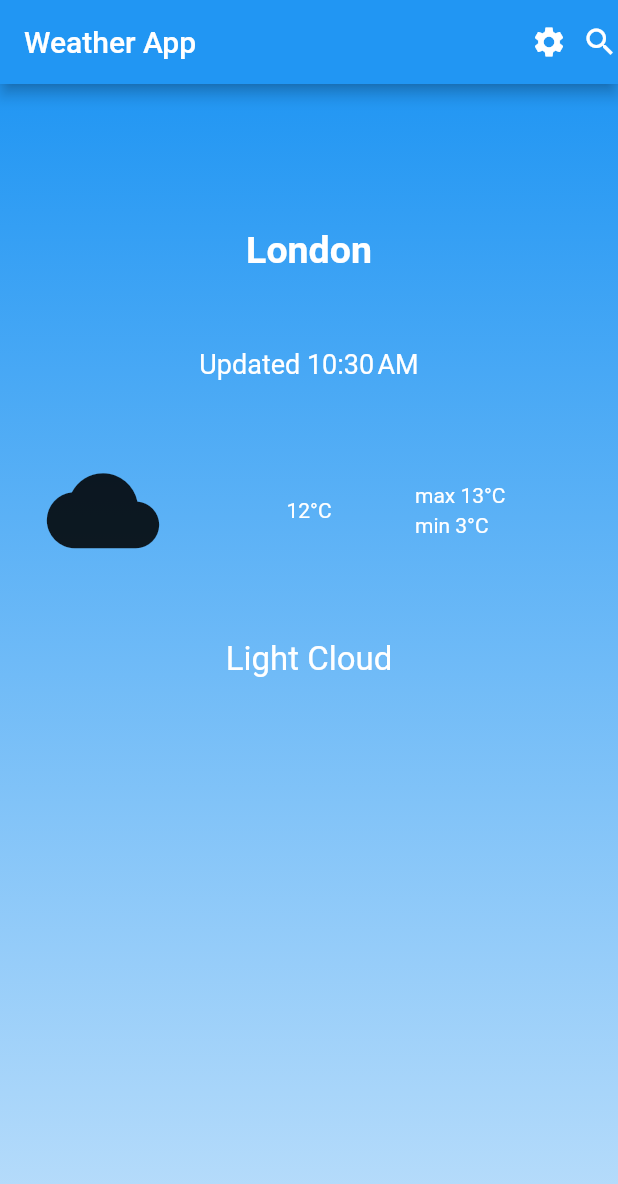
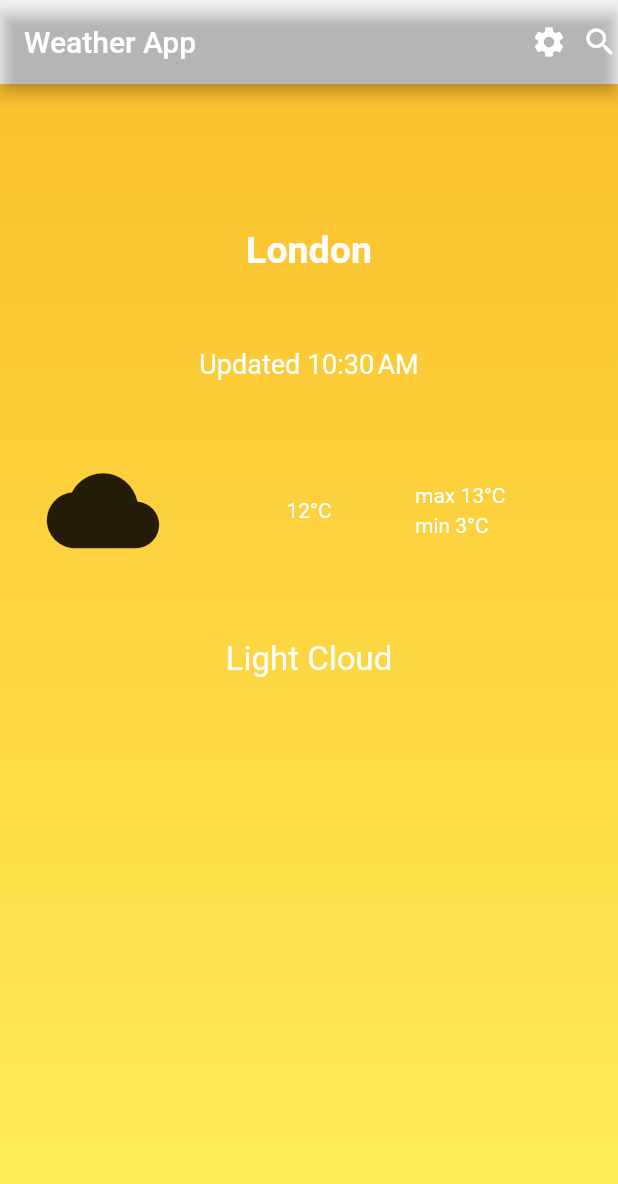
Before and after one commit to satyaroutray1/weather_app_ysl, a Flutter app: the screen it shows after launch, on a phone screen of 412 x 824 dp. Shown: the top 1184 px of the screen. Run offline on Flutter 3.47's test engine with Material 2 defaults, Android fonts, the phone set to English and light mode, and no system bars; our stand-ins replace equatable, flutter_bloc, shared_preferences.

Commit message:
added screen background color

```diff
--- a/lib/main.dart
+++ b/lib/main.dart
@@ -19,9 +19,7 @@ class MyApp extends StatelessWidget {
       create: (context) => WeatherBloc(Repo()),
       child: MaterialApp(
         title: 'Flutter Demo',
-        theme: ThemeData(
-          primarySwatch: Colors.blue,
-        ),
+        theme: ThemeData(),
         home: const MyHomePage(title: 'Flutter Demo Home Page'),
         debugShowCheckedModeBanner: false,
       ),
--- a/lib/presentation/screens/home_page.dart
+++ b/lib/presentation/screens/home_page.dart
@@ -49,6 +49,7 @@ class _MyHomePageState extends State<MyHomePage> {
 
     return Scaffold(
       appBar: AppBar(
+        backgroundColor: Colors.transparent,
         title: const Text('Weather App'),
         actions:  [
           GestureDetector(
@@ -84,8 +85,14 @@ class _MyHomePageState extends State<MyHomePage> {
                     begin: Alignment.topCenter,
                     end: Alignment.bottomCenter,
                     colors: [
-                      Colors.blue,
-                      Colors.blue.shade100,
+                      data == 'Light Cloud' ? Colors.yellow.shade700
+                      :data == 'Heavy Cloud' ? Colors.blueAccent
+                      :data ==  'Showers' ? Colors.cyan
+                          : Colors.blue,
+                      data == 'Light Cloud' ? Colors.yellow.shade400
+                          :data == 'Heavy Cloud' ? Colors.blueAccent.shade100
+                          :data ==  'Showers' ? Colors.cyanAccent.shade100
+                          : Colors.blue.shade100,
                     ],
                   )),
               child: Center(
```
